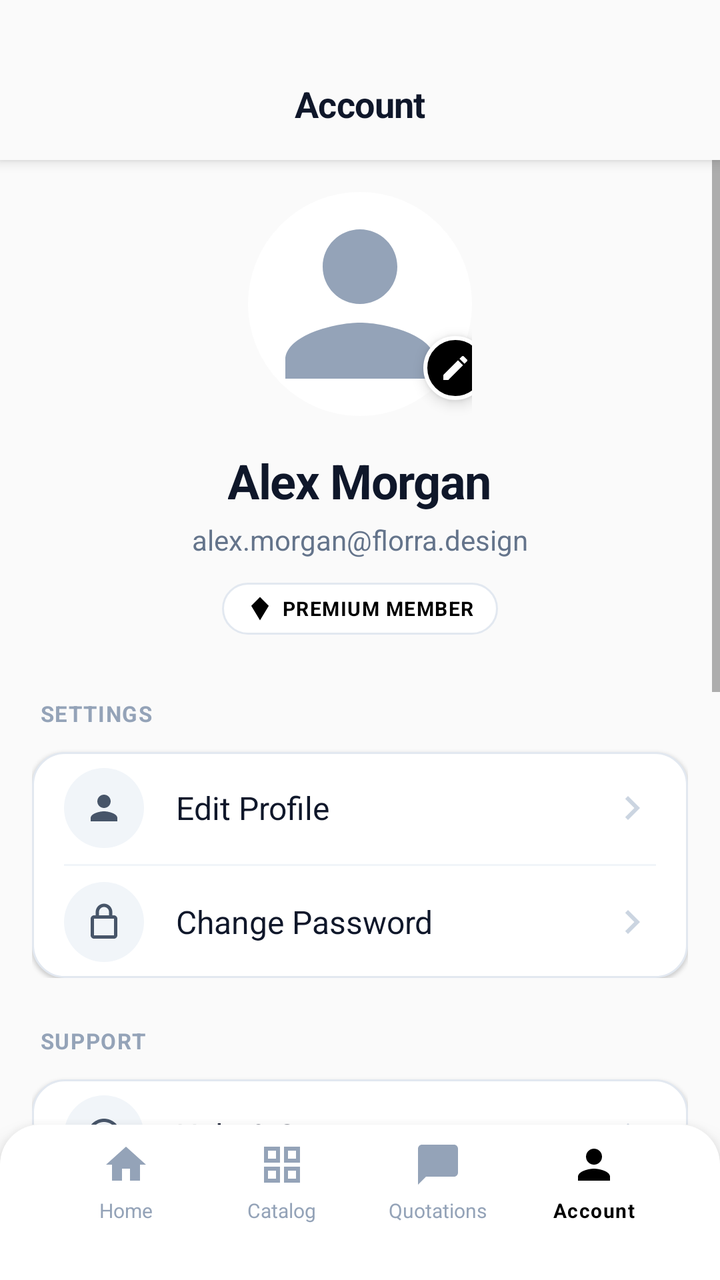
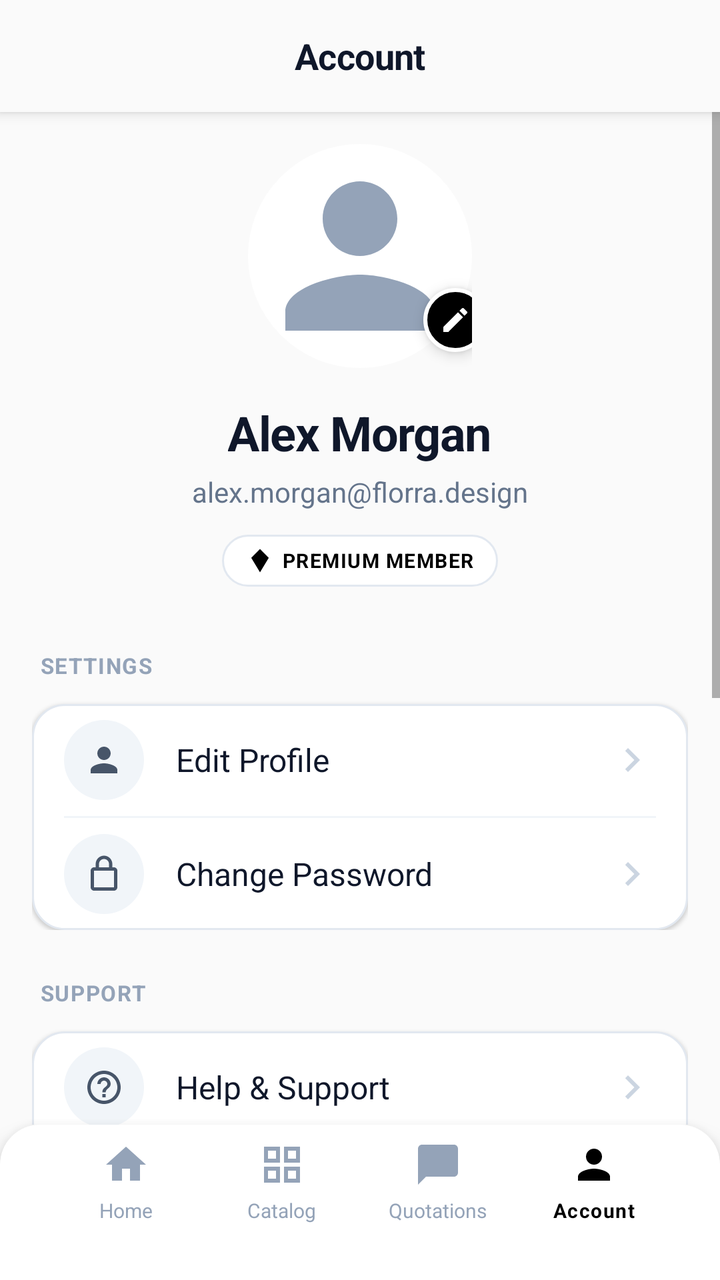

An Android layout rendered at two revisions. The XML below is the earlier revision; the diff shows what the commit changed to produce the second picture.
<!-- AndroidManifest.xml: activity theme Theme.AppCompat.Light.NoActionBar -->
<!-- res/layout/activity_customer_account.xml -->
<?xml version="1.0" encoding="utf-8"?>
<RelativeLayout xmlns:android="http://schemas.android.com/apk/res/android"
    xmlns:app="http://schemas.android.com/apk/res-auto"
    android:layout_width="match_parent"
    android:layout_height="match_parent"
    android:background="@color/calc_gray_50"
    android:fitsSystemWindows="true">

    
    <LinearLayout
        android:id="@+id/header"
        android:layout_width="match_parent"
        android:layout_height="wrap_content"
        android:orientation="vertical"
        android:background="@color/calc_gray_50"
        android:elevation="4dp">

        
        <View
            android:layout_width="match_parent"
            android:layout_height="24dp"
            android:background="@color/calc_gray_50" />

        
        <LinearLayout
            android:layout_width="match_parent"
            android:layout_height="56dp"
            android:orientation="horizontal"
            android:paddingHorizontal="16dp"
            android:gravity="center_vertical"
            android:background="@color/calc_gray_50">

            <TextView
                android:layout_width="match_parent"
                android:layout_height="wrap_content"
                android:text="Account"
                android:textColor="@color/slate_900"
                android:textSize="18sp"
                android:textStyle="bold"
                android:gravity="center"
                android:letterSpacing="-0.01" />
        </LinearLayout>
    </LinearLayout>

    
    <ScrollView
        android:layout_width="match_parent"
        android:layout_height="match_parent"
        android:layout_below="@id/header"
        android:layout_above="@+id/bottomNav"
        android:fillViewport="true">

        <LinearLayout
            android:layout_width="match_parent"
            android:layout_height="wrap_content"
            android:orientation="vertical"
            android:padding="16dp">

            
            <LinearLayout
                android:layout_width="match_parent"
                android:layout_height="wrap_content"
                android:orientation="vertical"
                android:gravity="center_horizontal"
                android:layout_marginBottom="32dp">

                
                <RelativeLayout
                    android:layout_width="wrap_content"
                    android:layout_height="wrap_content"
                    android:layout_marginBottom="16dp">

                    
                    <RelativeLayout
                        android:id="@+id/profileImageContainer"
                        android:layout_width="112dp"
                        android:layout_height="112dp"
                        android:background="@drawable/bg_profile_circle">

                        
                        <ImageView
                            android:id="@+id/ivProfile"
                            android:layout_width="match_parent"
                            android:layout_height="match_parent"
                            android:src="@drawable/ic_person"
                            android:scaleType="centerCrop"
                            android:contentDescription="Profile Image"
                            android:tint="@color/slate_400" />

                    </RelativeLayout>

                    
                    <RelativeLayout
                        android:layout_width="32dp"
                        android:layout_height="32dp"
                        android:background="@drawable/bg_edit_button"
                        android:layout_alignBottom="@id/profileImageContainer"
                        android:layout_alignRight="@id/profileImageContainer"
                        android:layout_marginRight="-8dp"
                        android:layout_marginBottom="8dp"
                        android:elevation="4dp"
                        android:clickable="true"
                        android:focusable="true"
                        android:id="@+id/btnEditProfile">

                        <ImageView
                            android:layout_width="16dp"
                            android:layout_height="16dp"
                            android:src="@drawable/ic_edit"
                            android:tint="@color/white"
                            android:layout_centerInParent="true" />

                    </RelativeLayout>
                </RelativeLayout>

                
                <TextView
                    android:id="@+id/tvUserName"
                    android:layout_width="wrap_content"
                    android:layout_height="wrap_content"
                    android:text="Alex Morgan"
                    android:textColor="@color/slate_900"
                    android:textSize="24sp"
                    android:textStyle="bold"
                    android:layout_marginBottom="4dp"
                    android:letterSpacing="-0.02" />

                
                <TextView
                    android:id="@+id/tvUserEmail"
                    android:layout_width="wrap_content"
                    android:layout_height="wrap_content"
                    android:text="alex.morgan@florra.design"
                    android:textColor="@color/slate_500"
                    android:textSize="14sp"
                    android:layout_marginBottom="12dp" />

                
                <LinearLayout
                    android:id="@+id/btnPremiumMember"
                    android:layout_width="wrap_content"
                    android:layout_height="wrap_content"
                    android:orientation="horizontal"
                    android:background="@drawable/bg_premium_badge"
                    android:paddingHorizontal="12dp"
                    android:paddingVertical="6dp"
                    android:gravity="center_vertical"
                    android:clickable="true"
                    android:focusable="true">

                    <ImageView
                        android:layout_width="14dp"
                        android:layout_height="14dp"
                        android:src="@drawable/ic_diamond"
                        android:tint="@color/black"
                        android:layout_marginEnd="4dp" />

                    <TextView
                        android:layout_width="wrap_content"
                        android:layout_height="wrap_content"
                        android:text="PREMIUM MEMBER"
                        android:textColor="@color/black"
                        android:textSize="10sp"
                        android:textStyle="bold"
                        android:letterSpacing="0.05" />
                </LinearLayout>
            </LinearLayout>

            
            <LinearLayout
                android:layout_width="match_parent"
                android:layout_height="wrap_content"
                android:orientation="vertical"
                android:layout_marginBottom="24dp">

                
                <TextView
                    android:layout_width="wrap_content"
                    android:layout_height="wrap_content"
                    android:text="SETTINGS"
                    android:textColor="@color/slate_400"
                    android:textSize="11sp"
                    android:textStyle="bold"
                    android:letterSpacing="0.05"
                    android:layout_marginBottom="12dp"
                    android:layout_marginLeft="4dp" />

                
                <LinearLayout
                    android:layout_width="match_parent"
                    android:layout_height="wrap_content"
                    android:orientation="vertical"
                    android:background="@drawable/bg_settings_card"
                    android:elevation="1dp">

                    
                    <RelativeLayout
                        android:id="@+id/btnEditProfileSettings"
                        android:layout_width="match_parent"
                        android:layout_height="56dp"
                        android:background="?android:attr/selectableItemBackground"
                        android:clickable="true"
                        android:focusable="true">

                        <LinearLayout
                            android:layout_width="match_parent"
                            android:layout_height="match_parent"
                            android:orientation="horizontal"
                            android:paddingHorizontal="16dp"
                            android:gravity="center_vertical">

                            
                            <RelativeLayout
                                android:layout_width="40dp"
                                android:layout_height="40dp"
                                android:background="@drawable/bg_icon_circle_grey"
                                android:layout_marginEnd="16dp">

                                <ImageView
                                    android:layout_width="20dp"
                                    android:layout_height="20dp"
                                    android:src="@drawable/ic_person"
                                    android:tint="@color/slate_600"
                                    android:layout_centerInParent="true" />
                            </RelativeLayout>

                            
                            <TextView
                                android:layout_width="0dp"
                                android:layout_height="wrap_content"
                                android:layout_weight="1"
                                android:text="Edit Profile"
                                android:textColor="@color/slate_900"
                                android:textSize="16sp"
                                android:textStyle="normal" />

                            
                            <ImageView
                                android:layout_width="24dp"
                                android:layout_height="24dp"
                                android:src="@drawable/ic_chevron_right"
                                android:tint="@color/slate_300" />
                        </LinearLayout>
                    </RelativeLayout>

                    
                    <View
                        android:layout_width="match_parent"
                        android:layout_height="1dp"
                        android:background="@color/slate_100"
                        android:layout_marginHorizontal="16dp" />

                    
                    <RelativeLayout
                        android:id="@+id/btnChangePassword"
                        android:layout_width="match_parent"
                        android:layout_height="56dp"
                        android:background="?android:attr/selectableItemBackground"
                        android:clickable="true"
                        android:focusable="true">

                        <LinearLayout
                            android:layout_width="match_parent"
                            android:layout_height="match_parent"
                            android:orientation="horizontal"
                            android:paddingHorizontal="16dp"
                            android:gravity="center_vertical">

                            
                            <RelativeLayout
                                android:layout_width="40dp"
                                android:layout_height="40dp"
                                android:background="@drawable/bg_icon_circle_grey"
                                android:layout_marginEnd="16dp">

                                <ImageView
                                    android:layout_width="20dp"
                                    android:layout_height="20dp"
                                    android:src="@drawable/ic_lock"
                                    android:tint="@color/slate_600"
                                    android:layout_centerInParent="true" />
                            </RelativeLayout>

                            
                            <TextView
                                android:layout_width="0dp"
                                android:layout_height="wrap_content"
                                android:layout_weight="1"
                                android:text="Change Password"
                                android:textColor="@color/slate_900"
                                android:textSize="16sp"
                                android:textStyle="normal" />

                            
                            <ImageView
                                android:layout_width="24dp"
                                android:layout_height="24dp"
                                android:src="@drawable/ic_chevron_right"
                                android:tint="@color/slate_300" />
                        </LinearLayout>
                    </RelativeLayout>
                </LinearLayout>
            </LinearLayout>

            
            <LinearLayout
                android:layout_width="match_parent"
                android:layout_height="wrap_content"
                android:orientation="vertical"
                android:layout_marginBottom="24dp">

                
                <TextView
                    android:layout_width="wrap_content"
                    android:layout_height="wrap_content"
                    android:text="SUPPORT"
                    android:textColor="@color/slate_400"
                    android:textSize="11sp"
                    android:textStyle="bold"
                    android:letterSpacing="0.05"
                    android:layout_marginBottom="12dp"
                    android:layout_marginLeft="4dp" />

                
                <LinearLayout
                    android:layout_width="match_parent"
                    android:layout_height="wrap_content"
                    android:orientation="vertical"
                    android:background="@drawable/bg_settings_card"
                    android:elevation="1dp">

                    
                    <RelativeLayout
                        android:id="@+id/btnHelpSupport"
                        android:layout_width="match_parent"
                        android:layout_height="56dp"
                        android:background="?android:attr/selectableItemBackground"
                        android:clickable="true"
                        android:focusable="true">

                        <LinearLayout
                            android:layout_width="match_parent"
                            android:layout_height="match_parent"
                            android:orientation="horizontal"
                            android:paddingHorizontal="16dp"
                            android:gravity="center_vertical">

                            
                            <RelativeLayout
                                android:layout_width="40dp"
                                android:layout_height="40dp"
                                android:background="@drawable/bg_icon_circle_grey"
                                android:layout_marginEnd="16dp">

                                <ImageView
                                    android:layout_width="20dp"
                                    android:layout_height="20dp"
                                    android:src="@drawable/ic_help"
                                    android:tint="@color/slate_600"
                                    android:layout_centerInParent="true" />
                            </RelativeLayout>

                            
                            <TextView
                                android:layout_width="0dp"
                                android:layout_height="wrap_content"
                                android:layout_weight="1"
                                android:text="Help &amp; Support"
                                android:textColor="@color/slate_900"
                                android:textSize="16sp"
                                android:textStyle="normal" />

                            
                            <ImageView
                                android:layout_width="24dp"
                                android:layout_height="24dp"
                                android:src="@drawable/ic_chevron_right"
                                android:tint="@color/slate_300" />
                        </LinearLayout>
                    </RelativeLayout>

                    
                    <View
                        android:layout_width="match_parent"
                        android:layout_height="1dp"
                        android:background="@color/slate_100"
                        android:layout_marginHorizontal="16dp" />

                    
                    <RelativeLayout
                        android:id="@+id/btnAboutFlorra"
                        android:layout_width="match_parent"
                        android:layout_height="56dp"
                        android:background="?android:attr/selectableItemBackground"
                        android:clickable="true"
                        android:focusable="true">

                        <LinearLayout
                            android:layout_width="match_parent"
                            android:layout_height="match_parent"
                            android:orientation="horizontal"
                            android:paddingHorizontal="16dp"
                            android:gravity="center_vertical">

                            
                            <RelativeLayout
                                android:layout_width="40dp"
                                android:layout_height="40dp"
                                android:background="@drawable/bg_icon_circle_grey"
                                android:layout_marginEnd="16dp">

                                <ImageView
                                    android:layout_width="20dp"
                                    android:layout_height="20dp"
                                    android:src="@drawable/ic_info"
                                    android:tint="@color/slate_600"
                                    android:layout_centerInParent="true" />
                            </RelativeLayout>

                            
                            <TextView
                                android:layout_width="0dp"
                                android:layout_height="wrap_content"
                                android:layout_weight="1"
                                android:text="About Florra"
                                android:textColor="@color/slate_900"
                                android:textSize="16sp"
                                android:textStyle="normal" />

                            
                            <ImageView
                                android:layout_width="24dp"
                                android:layout_height="24dp"
                                android:src="@drawable/ic_chevron_right"
                                android:tint="@color/slate_300" />
                        </LinearLayout>
                    </RelativeLayout>
                </LinearLayout>
            </LinearLayout>

            
            <LinearLayout
                android:layout_width="match_parent"
                android:layout_height="wrap_content"
                android:orientation="vertical"
                android:layout_marginBottom="32dp">

                
                <RelativeLayout
                    android:id="@+id/btnLogout"
                    android:layout_width="match_parent"
                    android:layout_height="56dp"
                    android:background="@drawable/bg_logout_card"
                    android:elevation="1dp"
                    android:clickable="true"
                    android:focusable="true">

                    <LinearLayout
                        android:layout_width="match_parent"
                        android:layout_height="match_parent"
                        android:orientation="horizontal"
                        android:paddingHorizontal="16dp"
                        android:gravity="center_vertical">

                        
                        <RelativeLayout
                            android:layout_width="40dp"
                            android:layout_height="40dp"
                            android:background="@drawable/bg_icon_circle_red"
                            android:layout_marginEnd="16dp">

                            <ImageView
                                android:layout_width="20dp"
                                android:layout_height="20dp"
                                android:src="@drawable/bg_logout_card"
                                android:tint="@color/red_500"
                                android:layout_centerInParent="true" />
                        </RelativeLayout>

                        
                        <TextView
                            android:layout_width="0dp"
                            android:layout_height="wrap_content"
                            android:layout_weight="1"
                            android:text="Logout"
                            android:textColor="@color/red_600"
                            android:textSize="16sp"
                            android:textStyle="normal" />
                    </LinearLayout>
                </RelativeLayout>
            </LinearLayout>

            
            <LinearLayout
                android:layout_width="match_parent"
                android:layout_height="wrap_content"
                android:orientation="vertical"
                android:gravity="center_horizontal"
                android:layout_marginBottom="80dp">

                
                <RelativeLayout
                    android:layout_width="48dp"
                    android:layout_height="48dp"
                    android:background="@drawable/bg_app_icon"
                    android:layout_marginBottom="12dp"
                    android:elevation="2dp">

                    <TextView
                        android:layout_width="wrap_content"
                        android:layout_height="wrap_content"
                        android:text="F"
                        android:textColor="@color/white"
                        android:textSize="24sp"
                        android:textStyle="bold"
                        android:layout_centerInParent="true" />
                </RelativeLayout>

                
                <TextView
                    android:layout_width="wrap_content"
                    android:layout_height="wrap_content"
                    android:text="Florra for Customer v2.4.0"
                    android:textColor="@color/slate_400"
                    android:textSize="12sp"
                    android:layout_marginBottom="4dp" />

                
                <TextView
                    android:layout_width="wrap_content"
                    android:layout_height="wrap_content"
                    android:text="© 2024 Florra Designs Inc."
                    android:textColor="@color/slate_400"
                    android:textSize="10sp" />
            </LinearLayout>
        </LinearLayout>
    </ScrollView>

    
    <LinearLayout
        android:id="@+id/bottomNav"
        android:layout_width="match_parent"
        android:layout_height="wrap_content"
        android:orientation="vertical"
        android:background="@drawable/bg_bottom_nav"
        android:layout_alignParentBottom="true"
        android:elevation="8dp">

        
        <LinearLayout
            android:layout_width="match_parent"
            android:layout_height="wrap_content"
            android:orientation="horizontal"
            android:paddingHorizontal="24dp"
            android:paddingTop="8dp"
            android:paddingBottom="12dp">

            
            <LinearLayout
                android:id="@+id/btnNavHome"
                android:layout_width="0dp"
                android:layout_height="wrap_content"
                android:layout_weight="1"
                android:orientation="vertical"
                android:gravity="center"
                android:clickable="true"
                android:focusable="true">

                <ImageView
                    android:layout_width="24dp"
                    android:layout_height="24dp"
                    android:src="@drawable/ic_home"
                    android:tint="@color/slate_400" />

                <TextView
                    android:layout_width="wrap_content"
                    android:layout_height="wrap_content"
                    android:text="Home"
                    android:textColor="@color/slate_400"
                    android:textSize="10sp"
                    android:layout_marginTop="4dp" />
            </LinearLayout>

            
            <LinearLayout
                android:id="@+id/btnNavCatalog"
                android:layout_width="0dp"
                android:layout_height="wrap_content"
                android:layout_weight="1"
                android:orientation="vertical"
                android:gravity="center"
                android:clickable="true"
                android:focusable="true">

                <ImageView
                    android:layout_width="24dp"
                    android:layout_height="24dp"
                    android:src="@drawable/ic_grid_view"
                    android:tint="@color/slate_400" />

                <TextView
                    android:layout_width="wrap_content"
                    android:layout_height="wrap_content"
                    android:text="Catalog"
                    android:textColor="@color/slate_400"
                    android:textSize="10sp"
                    android:layout_marginTop="4dp" />
            </LinearLayout>

            
            <LinearLayout
                android:id="@+id/btnNavEnquiries"
                android:layout_width="0dp"
                android:layout_height="wrap_content"
                android:layout_weight="1"
                android:orientation="vertical"
                android:gravity="center"
                android:clickable="true"
                android:focusable="true">

                <RelativeLayout
                    android:layout_width="wrap_content"
                    android:layout_height="wrap_content">

                    

                    <ImageView
                        android:layout_width="24dp"
                        android:layout_height="24dp"
                        android:src="@drawable/ic_chat_bubble"
                        android:tint="@color/slate_400" />

                </RelativeLayout>

                <TextView
                    android:layout_width="wrap_content"
                    android:layout_height="wrap_content"
                    android:text="Quotations"
                    android:textColor="@color/slate_400"
                    android:textSize="10sp"
                    android:layout_marginTop="4dp" />
            </LinearLayout>

            
            <LinearLayout
                android:id="@+id/btnNavAccount"
                android:layout_width="0dp"
                android:layout_height="wrap_content"
                android:layout_weight="1"
                android:orientation="vertical"
                android:gravity="center"
                android:clickable="true"
                android:focusable="true">

                <ImageView
                    android:layout_width="24dp"
                    android:layout_height="24dp"
                    android:src="@drawable/ic_person"
                    android:tint="@color/black" />

                <TextView
                    android:layout_width="wrap_content"
                    android:layout_height="wrap_content"
                    android:text="Account"
                    android:textColor="@color/black"
                    android:textSize="10sp"
                    android:textStyle="bold"
                    android:letterSpacing="0.05"
                    android:layout_marginTop="4dp" />
            </LinearLayout>
        </LinearLayout>

        
        <View
            android:layout_width="match_parent"
            android:layout_height="16dp"
            android:background="@color/white" />
    </LinearLayout>

</RelativeLayout>
<!-- resources referenced by this layout -->
<resources>
  <color name="black">#FF000000</color>
  <color name="calc_gray_50">#FAFAFA</color>
  <color name="red_500">#EF4444</color>
  <color name="red_600">#DC2626</color>
  <color name="slate_100">#F1F5F9</color>
  <color name="slate_300">#CBD5E1</color>
  <color name="slate_400">#94A3B8</color>
  <color name="slate_500">#64748B</color>
  <color name="slate_600">#475569</color>
  <color name="slate_900">#0F172A</color>
  <color name="white">#FFFFFFFF</color>
  <!-- drawable bg_app_icon (drawable) -->
  <?xml version="1.0" encoding="utf-8"?>
  <shape xmlns:android="http://schemas.android.com/apk/res/android">
      <solid android:color="@color/black" />
      <corners android:radius="12dp" />
  </shape>
  <!-- drawable bg_bottom_nav (drawable) -->
  <?xml version="1.0" encoding="utf-8"?>
  <shape xmlns:android="http://schemas.android.com/apk/res/android">
      <solid android:color="@color/white" />
      <corners android:topLeftRadius="20dp" android:topRightRadius="20dp" />
  </shape>
  <!-- drawable bg_edit_button (drawable) -->
  <?xml version="1.0" encoding="utf-8"?>
  <shape xmlns:android="http://schemas.android.com/apk/res/android">
      <solid android:color="@color/black" />
      <corners android:radius="100dp" />
      <stroke android:width="2dp" android:color="@color/white" />
  </shape>
  <!-- drawable bg_icon_circle_grey (drawable) -->
  <?xml version="1.0" encoding="utf-8"?>
  <shape xmlns:android="http://schemas.android.com/apk/res/android">
      <solid android:color="@color/slate_100" />
      <corners android:radius="100dp" />
  </shape>
  <!-- drawable bg_icon_circle_red (drawable) -->
  <?xml version="1.0" encoding="utf-8"?>
  <shape xmlns:android="http://schemas.android.com/apk/res/android"
      android:shape="oval">
      <solid android:color="#FEE2E2" />
  </shape>
  <!-- drawable bg_logout_card (drawable) -->
  <shape xmlns:android="http://schemas.android.com/apk/res/android">
      <solid android:color="@color/white" />
      <corners android:radius="16dp" />
      <stroke android:width="1dp" android:color="@color/slate_200" />
  </shape>
  <!-- drawable bg_premium_badge (drawable) -->
  <?xml version="1.0" encoding="utf-8"?>
  <shape xmlns:android="http://schemas.android.com/apk/res/android">
      <solid android:color="@color/white" />
      <corners android:radius="100dp" />
      <stroke android:width="1dp" android:color="@color/slate_200" />
  </shape>
  <!-- drawable bg_profile_circle (drawable) -->
  <?xml version="1.0" encoding="utf-8"?>
  <shape xmlns:android="http://schemas.android.com/apk/res/android">
      <solid android:color="@color/white" />
      <stroke android:width="2dp" android:color="@color/white" />
      <corners android:radius="100dp" />
  </shape>
  <!-- drawable bg_settings_card (drawable) -->
  <?xml version="1.0" encoding="utf-8"?>
  <shape xmlns:android="http://schemas.android.com/apk/res/android">
      <solid android:color="@color/white" />
      <corners android:radius="16dp" />
      <stroke android:width="1dp" android:color="@color/slate_200" />
  </shape>
  <!-- drawable ic_diamond (drawable) -->
  <vector xmlns:android="http://schemas.android.com/apk/res/android"
      android:width="24dp"
      android:height="24dp"
      android:viewportWidth="24"
      android:viewportHeight="24">
      <path
          android:fillColor="#FF000000"
          android:pathData="M12,2L4.5,9.5 12,22l7.5,-12.5z"/>
  </vector>
  <!-- drawable ic_home (drawable) -->
  <vector xmlns:android="http://schemas.android.com/apk/res/android"
      android:width="24dp"
      android:height="24dp"
      android:viewportWidth="24"
      android:viewportHeight="24">
      <path
          android:fillColor="#000000"
          android:pathData="M10,20v-6h4v6h5v-8h3L12,3L2,12h3v8H10z"/>
  </vector>
  <color name="slate_200">#E2E8F0</color>
  <!-- unchanged entries left out for length: 8 -->
</resources>

<!-- the commit's change to res/layout/activity_customer_account.xml (unified diff, before → after) -->
@@ -16,10 +16,6 @@
         android:elevation="4dp">
 
         
-        <View
-            android:layout_width="match_parent"
-            android:layout_height="24dp"
-            android:background="@color/calc_gray_50" />
 
         
         <LinearLayout
